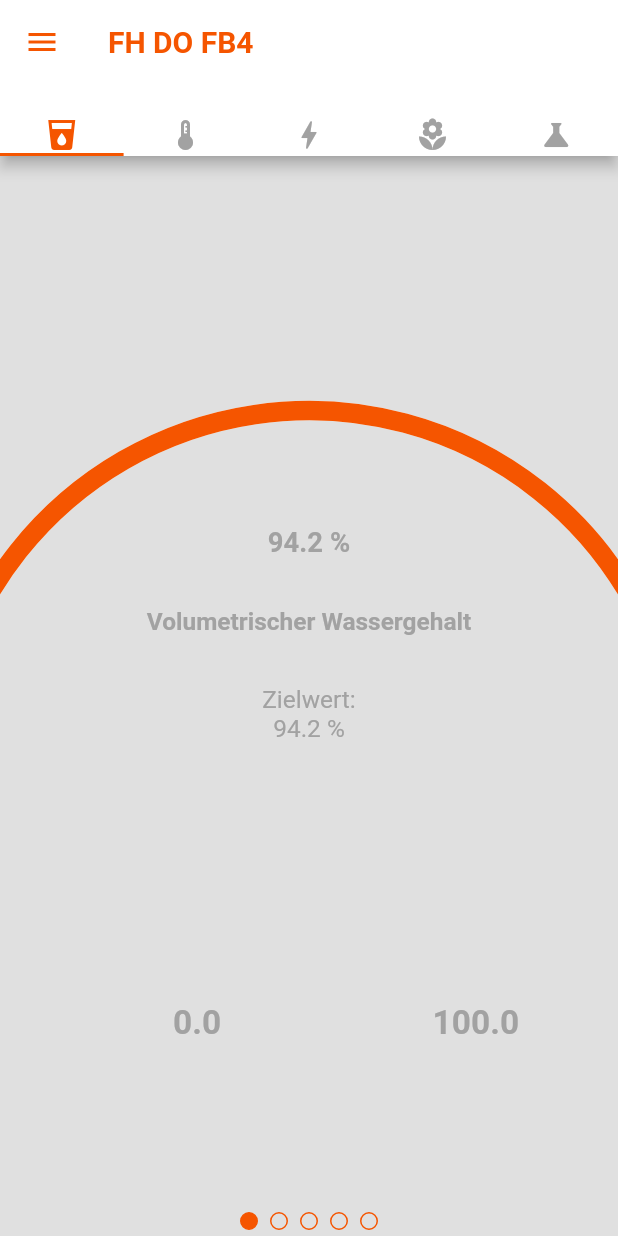
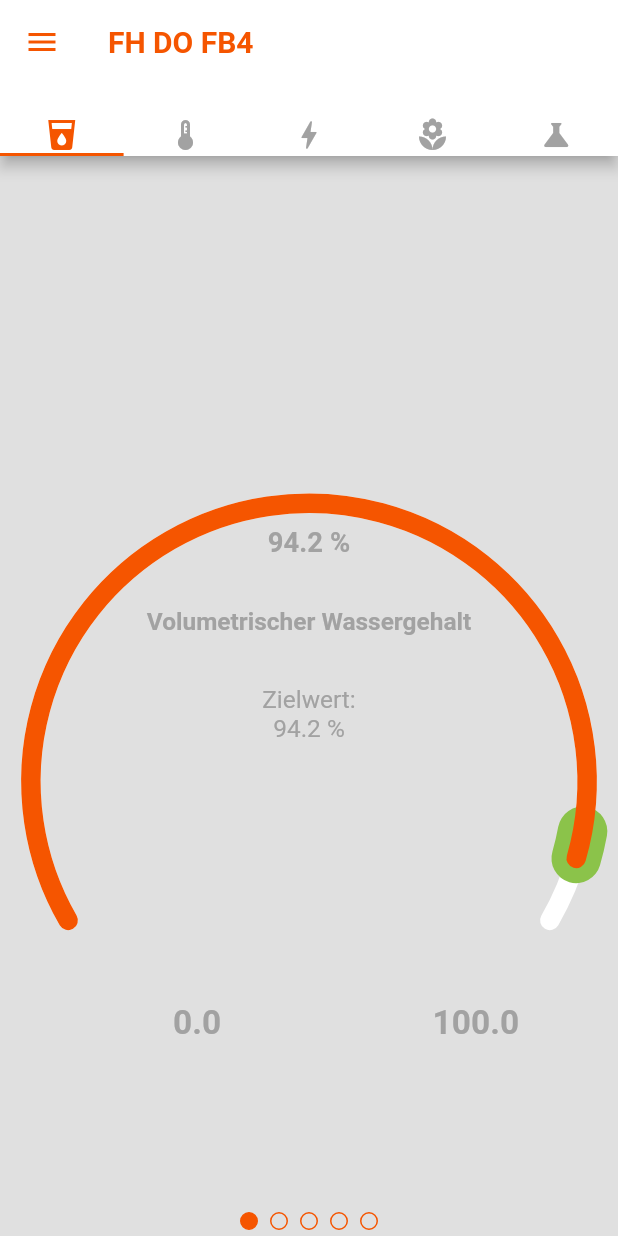
Before and after one commit to T-Power/F-Hydrate, a Flutter app: the screen it shows after launch, in the side drawer, after a tap on "Sensordaten", on a phone screen of 412 x 824 dp. Run offline on Flutter 3.47's test engine with Material 2 defaults, Android fonts, the phone set to English and light mode, and no system bars; our stand-ins replace flutter_map, latlong2.

Commit message:
fixed gauge width for mobile phones

```diff
--- a/f_hydrate/lib/ui/widgets/gauge.dart
+++ b/f_hydrate/lib/ui/widgets/gauge.dart
@@ -1,3 +1,4 @@
+import 'dart:io';
 import 'dart:math';
 
 import 'package:f_hydrate/ui/theme_manager.dart';
@@ -105,7 +106,12 @@ class _GaugePainter extends CustomPainter {
       ..strokeWidth = 33.0;
 
     final centerOfScreen = Offset(size.width / 2, size.height / 1.6);
-    final radius = min(size.width, size.height) * 0.60;
+    double radius = min(size.width, size.height);
+    if (Platform.isIOS || Platform.isAndroid) {
+      radius *= 0.45;
+    } else {
+      radius *= 0.6;
+    }
 
     const startAngle = -7 * pi / 6;
     const sweepAngle = 4 * pi / 3;
```
